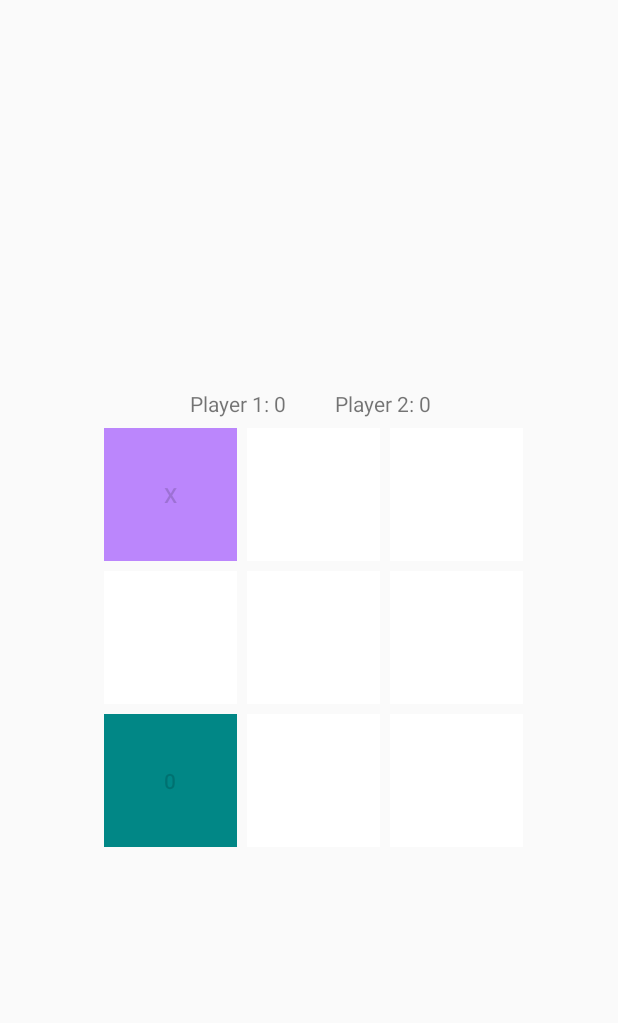
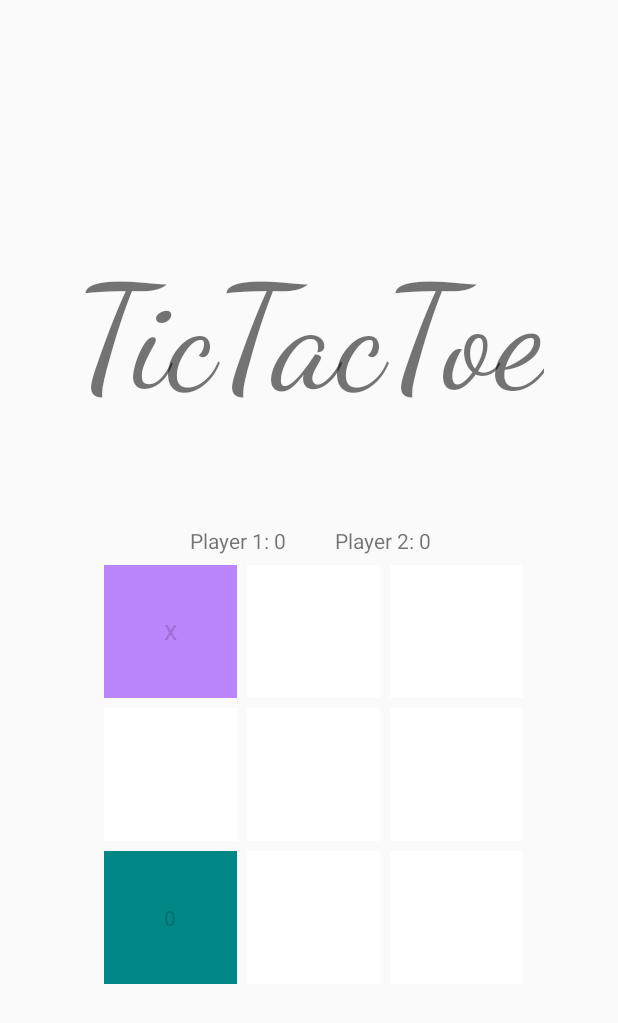
Before and after one commit to HemangMaan/TicTacToe, an Android app: the screen it shows after launch (MainActivity), after a tap on an icon or button, on a phone screen of 412 x 824 dp. Shown: the top 1023 px of the screen. Run offline under Robolectric (Android 15) with nearby library versions, the phone set to English and light mode, and no system bars.

Commit message:
ScreenShots added

```diff
--- a/app/src/main/res/layout/activity_main.xml
+++ b/app/src/main/res/layout/activity_main.xml
@@ -7,8 +7,28 @@
     android:gravity="center"
     tools:context=".MainActivity">
 
+    <androidx.constraintlayout.widget.ConstraintLayout
+        android:id="@+id/tableRow"
+        android:layout_width="295dp"
+        android:layout_height="wrap_content"
+        android:layout_marginBottom="30pt"
+        android:gravity="center">
+
+        <TextView
+            android:id="@+id/textView3"
+            android:layout_width="wrap_content"
+            android:layout_height="wrap_content"
+            android:fontFamily="cursive"
+            android:gravity="center"
+            android:text="TicTacToe"
+            android:textSize="96sp"
+            app:layout_constraintEnd_toEndOf="parent"
+            app:layout_constraintStart_toStartOf="parent"
+            app:layout_constraintTop_toTopOf="parent" />
+    </androidx.constraintlayout.widget.ConstraintLayout>
+
     <TableRow
-        android:layout_width="match_parent"
+        android:layout_width="286dp"
         android:layout_height="93dp"
         android:gravity="center">
 
@@ -29,12 +49,22 @@
 
     <TableRow
         android:layout_width="match_parent"
-        android:layout_height="match_parent"
+        android:layout_height="25dp"
         android:layout_marginTop="3pt"
         android:gravity="center">
 
         <Button
             android:id="@+id/button1"
+            style="?android:attr/buttonBarButtonStyle"
+            android:layout_width="40dp"
+            android:layout_height="40pt"
+            android:layout_marginStart="3pt"
+            android:background="@color/white"
+            android:gravity="center|center_horizontal|center_vertical"
+            android:onClick="buClick" />
+
+        <Button
+            android:id="@+id/button2"
             style="?android:attr/buttonBarButtonStyle"
             android:layout_width="40pt"
             android:layout_height="40pt"
@@ -43,22 +73,13 @@
             android:onClick="buClick" />
 
         <Button
-            android:id="@+id/button2"
+            android:id="@+id/button3"
+            style="?android:attr/buttonBarButtonStyle"
             android:layout_width="40pt"
             android:layout_height="40pt"
             android:layout_marginStart="3pt"
             android:background="@color/white"
-            android:onClick="buClick"
-            style="?android:attr/buttonBarButtonStyle" />
-
-        <Button
-            android:id="@+id/button3"
-            android:layout_width="40pt"
-            android:layout_height="40pt"
-            android:layout_marginStart="3pt"
-            android:background="@color/white"
-            android:onClick="buClick"
-            style="?android:attr/buttonBarButtonStyle" />
+            android:onClick="buClick" />
     </TableRow>
 
     <TableRow
@@ -69,30 +90,30 @@
 
         <Button
             android:id="@+id/button4"
+            style="?android:attr/buttonBarButtonStyle"
             android:layout_width="40pt"
             android:layout_height="40pt"
             android:layout_marginStart="3pt"
             android:background="@color/white"
-            android:onClick="buClick"
-            style="?android:attr/buttonBarButtonStyle" />
+            android:onClick="buClick" />
 
         <Button
             android:id="@+id/button5"
+            style="?android:attr/buttonBarButtonStyle"
             android:layout_width="40pt"
             android:layout_height="40pt"
             android:layout_marginStart="3pt"
             android:background="@color/white"
-            android:onClick="buClick"
-            style="?android:attr/buttonBarButtonStyle" />
+            android:onClick="buClick" />
 
         <Button
             android:id="@+id/button6"
+            style="?android:attr/buttonBarButtonStyle"
             android:layout_width="40pt"
             android:layout_height="40pt"
             android:layout_marginStart="3pt"
             android:background="@color/white"
-            android:onClick="buClick"
-            style="?android:attr/buttonBarButtonStyle" />
+            android:onClick="buClick" />
     </TableRow>
 
     <TableRow
@@ -103,30 +124,30 @@
 
         <Button
             android:id="@+id/button7"
+            style="?android:attr/buttonBarButtonStyle"
             android:layout_width="40pt"
             android:layout_height="40pt"
             android:layout_marginStart="3pt"
             android:background="@color/white"
-            android:onClick="buClick"
-            style="?android:attr/buttonBarButtonStyle" />
+            android:onClick="buClick" />
 
         <Button
             android:id="@+id/button8"
+            style="?android:attr/buttonBarButtonStyle"
             android:layout_width="40pt"
             android:layout_height="40pt"
             android:layout_marginStart="3pt"
             android:background="@color/white"
-            android:onClick="buClick"
-            style="?android:attr/buttonBarButtonStyle" />
+            android:onClick="buClick" />
 
         <Button
             android:id="@+id/button9"
+            style="?android:attr/buttonBarButtonStyle"
             android:layout_width="40pt"
             android:layout_height="40pt"
             android:layout_marginStart="3pt"
             android:background="@color/white"
-            android:onClick="buClick"
-            style="?android:attr/buttonBarButtonStyle" />
+            android:onClick="buClick" />
     </TableRow>
 
 </TableLayout>
```
Also changed, not shown: 3 other files.
